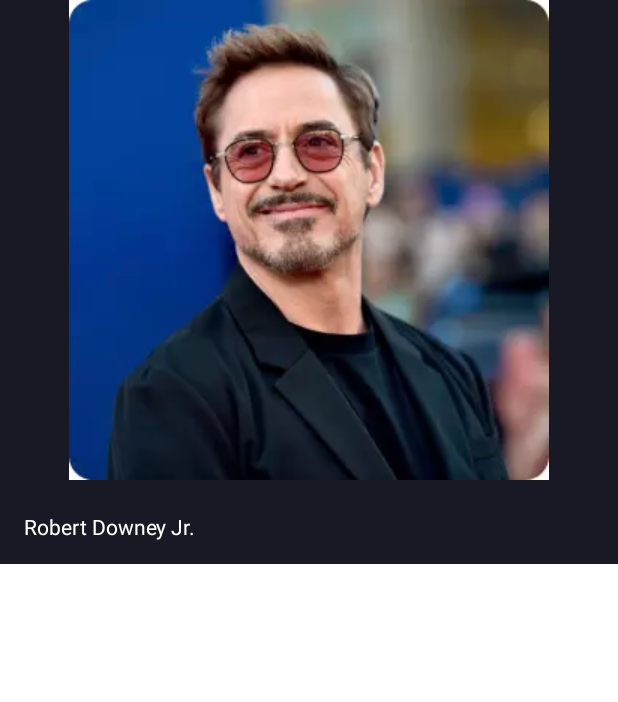
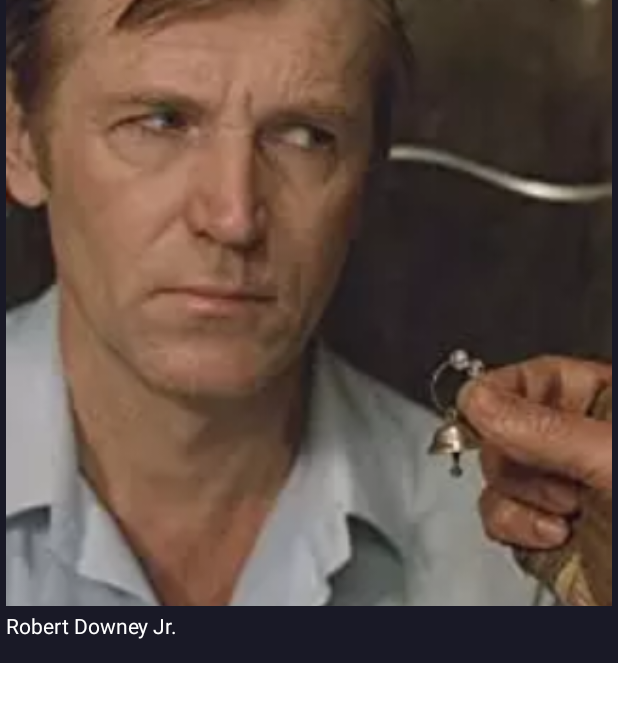
Before and after one commit to orlovae/AndroidAcademy, an Android app: the layout view_holder_actor.xml on its own in the app's theme, with its tools: preview values and no code run, on a phone screen of 412 x 824 dp. Shown: the top 702 px of the screen. Run offline under Robolectric (Android 15) with nearby library versions, the phone set to English and light mode, and no system bars.

Commit message:
Правка отображения фоток актёров.

```diff
--- a/app/src/main/res/layout-port/fragment_movies_details.xml
+++ b/app/src/main/res/layout-port/fragment_movies_details.xml
@@ -219,6 +219,7 @@
            android:layout_height="wrap_content"
            android:layout_marginStart="12dp"
            android:layout_marginEnd="12dp"
+           android:layout_marginTop="7dp"
            app:layout_constraintStart_toStartOf="parent"
            app:layout_constraintEnd_toEndOf="parent"
            app:layout_constraintTop_toBottomOf="@id/text_view_cast" />
--- a/app/src/main/res/layout/view_holder_actor.xml
+++ b/app/src/main/res/layout/view_holder_actor.xml
@@ -7,10 +7,11 @@
     <ImageView
         android:id="@+id/holder_actor_photo"
         android:layout_width="match_parent"
-        android:layout_height="wrap_content"
+        android:layout_height="0dp"
         android:layout_marginStart="4dp"
         android:layout_marginEnd="4dp"
-        android:src="@drawable/photo_aeg_01"
+        android:scaleType="centerCrop"
+        android:src="@drawable/photo_kdd_01"
         app:layout_constraintBottom_toTopOf="@id/holder_actor_name"
         app:layout_constraintDimensionRatio="1:1"
         app:layout_constraintEnd_toEndOf="parent"
@@ -21,15 +22,15 @@
         style="@style/DescriptionMovieDetails"
         android:layout_width="match_parent"
         android:layout_height="wrap_content"
-        android:layout_marginStart="16dp"
-        android:layout_marginTop="24dp"
+        android:layout_marginStart="4dp"
+        android:layout_marginTop="6dp"
         android:layout_marginEnd="4dp"
         android:background="@android:color/transparent"
         android:includeFontPadding="false"
         android:minLines="2"
         android:text="@string/name_01"
-        app:layout_constraintEnd_toEndOf="@+id/holder_actor_photo"
-        app:layout_constraintStart_toStartOf="@+id/holder_actor_photo"
+        app:layout_constraintEnd_toEndOf="parent"
+        app:layout_constraintStart_toStartOf="parent"
         app:layout_constraintTop_toBottomOf="@id/holder_actor_photo" />
 
 </androidx.constraintlayout.widget.ConstraintLayout>
```
Also changed, not shown: app/src/main/res/layout-land/fragment_movies_details.xml (+6 -3 lines).
